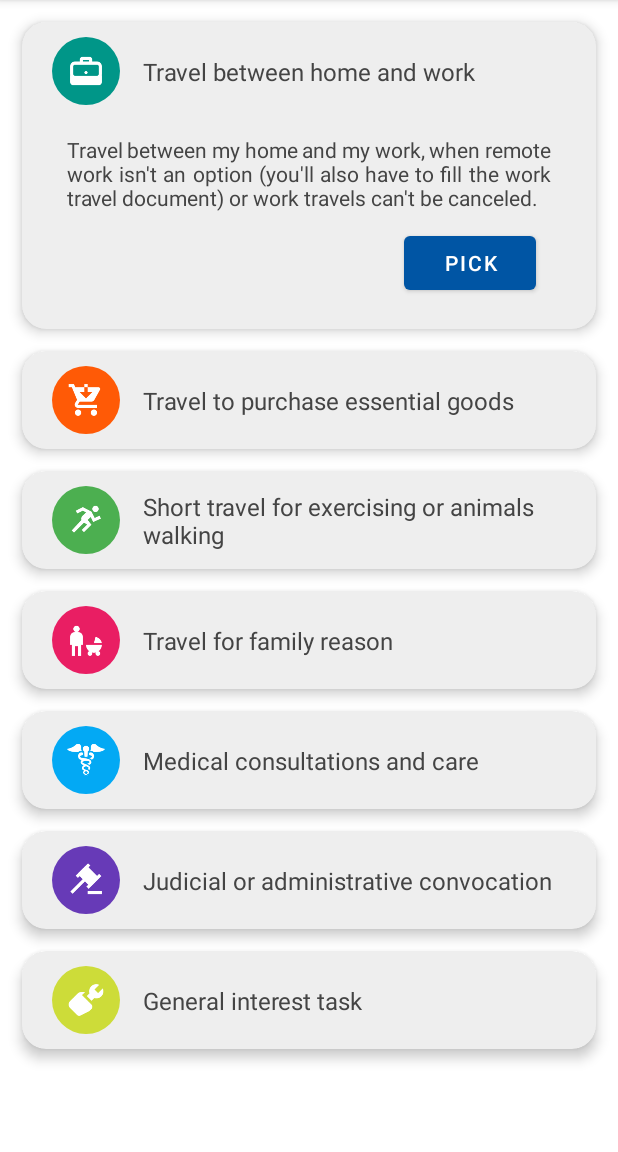
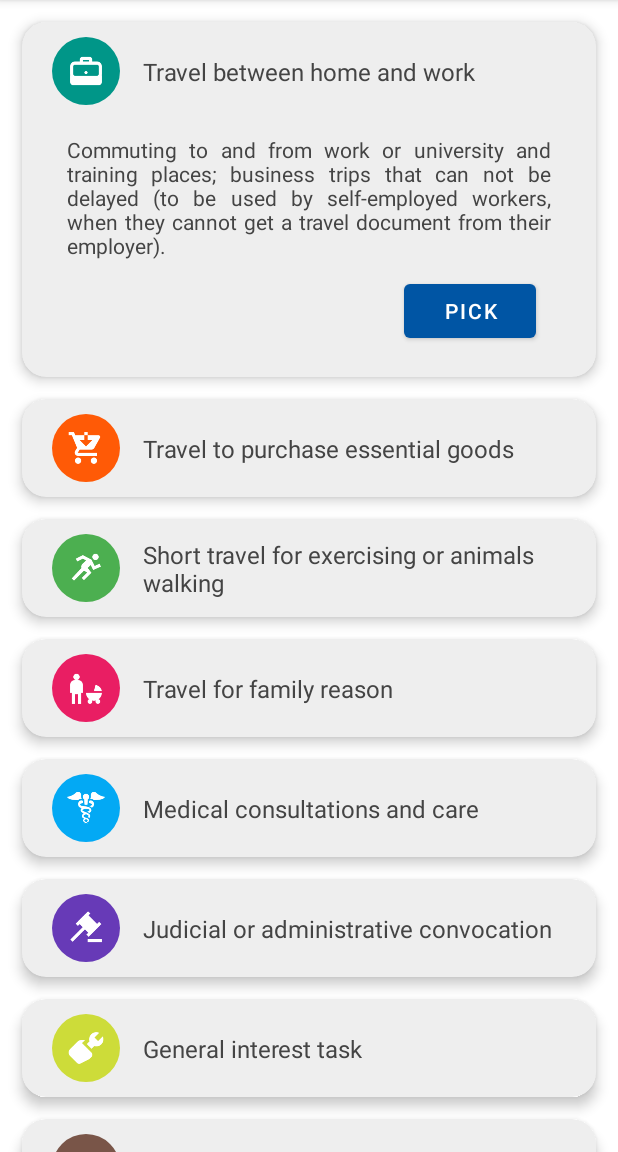
Before and after one commit to PeredurOmega/FrenchTravelCertificate, an Android app: the ReasonPickerFragment screen opened directly, with no data from a screen before it, after a tap on "Travel between home and work", on a phone screen of 412 x 824 dp, the part 84-1236 px from its top. Run offline under Robolectric (Android 15) with nearby library versions, the phone set to English and light mode, and no system bars.

Commit message:
Updating available reasons

```diff
--- a/app/src/main/java/com/pi/certificate/objects/Reasons.kt
+++ b/app/src/main/java/com/pi/certificate/objects/Reasons.kt
@@ -1,6 +1,7 @@
 package com.pi.certificate.objects
 
 import android.content.res.Resources
+import android.graphics.Color
 import com.pi.certificate.R
 
 /**
@@ -14,7 +15,7 @@ class Reasons(private val resources: Resources) {
      * Number of reasons contained. Should match the number of reasons on the "paper" certificate
      * provided by the French Ministry of Home Affairs.
      */
-    private val size = 7
+    private val size = 9
 
     /**
      * [Array] created by using [Reasons#getReason]. The size of this [Array] matches
@@ -46,9 +47,15 @@ class Reasons(private val resources: Resources) {
             5 -> Reason(resources.getString(R.string.judicial_or_administrative_reason_short_name),
                 resources.getString(R.string.judicial_or_administrative_reason_description),
                 "law_96px", -0x98c549, 5, "judiciaire")
-            else -> Reason(resources.getString(R.string.general_interest_task_reason_short_name),
+            6 -> Reason(resources.getString(R.string.general_interest_task_reason_short_name),
                 resources.getString(R.string.general_interest_task_reason_description),
                 "work_96px",  -0x3223c7, 6, "missions")
+            7 -> Reason(resources.getString(R.string.handicap_reason_short_name),
+                resources.getString(R.string.handicap_reason_description),
+                "wheelchair_96px",  -8825528, 7, "handicap")
+            else -> Reason(resources.getString(R.string.school_reason_short_name),
+                resources.getString(R.string.school_reason_description),
+                "crosswalk_96px",  -769226, 8, "school")
         }
     }
 
--- a/app/src/main/res/values/strings.xml
+++ b/app/src/main/res/values/strings.xml
@@ -77,22 +77,32 @@
     <string name="judicial_or_administrative_reason_short_name">Judicial or administrative
         convocation</string>
     <string name="general_interest_task_reason_short_name">General interest task</string>
-    <string name="work_reason_description">Travel between my home and my work, when remote work
-        isn\'t an option (you\'ll also have to fill the work travel document) or work travels
-        can\'t be canceled.</string>
-    <string name="purchase_of_necessities_reason_description">Travel to purchase essential goods
-        within the nearest authorized facilities (list available at gouvernement.fr).</string>
-    <string name="health_reason_description">Travels for medical consultations that can\'t be done
-        remotely.</string>
-    <string name="family_reason_description">Travels for family reasons, to assist vulnerable
-        individuals, or for child care.</string>
-    <string name="sports_or_animals_reason_description">Short travels, close to home, for
-        individual physical activity (excluding group sports or proximity with other individuals),
-        or for walking pets.</string>
+    <string name="handicap_reason_short_name">Disability</string>
+    <string name="school_reason_short_name">School and extracurricular activities</string>
+    <string name="work_reason_description">Commuting to and from work or university and training
+        places; business trips that can not be delayed (to be used by self-employed workers, when
+        they cannot get a travel document from their employer).</string>
+    <string name="purchase_of_necessities_reason_description">Running necessary errands to purchase
+        items for professional activity, or basic commodities (including the acquisition of free
+        commodities (food distribution, etc.) and trips related to the receipt of social benefits
+        and cash withdrawals) available in the businesses allowed to provide service, order
+        withdrawal or home deliveries.</string>
+    <string name="health_reason_description">Consults and provision of care that cannot be done
+        remotely; medication purchase.</string>
+    <string name="family_reason_description">Imperative family reasons, assisting vulnerable
+        persons, persons in a precarious situation or taking care of children.</string>
+    <string name="sports_or_animals_reason_description">Individual outdoor exercise (collective
+        physical activity is not allowed), walking out with only the people living in the same
+        household or walking out a pet, within 1km of one\'s place of residence and for one
+        hour.</string>
     <string name="judicial_or_administrative_reason_description">Judicial or administrative
-        convocation.</string>
-    <string name="general_interest_task_reason_description">Participation to general interest
-        missions commissioned by an administrative authority.</string>
+        summons; appointment to public service offices.</string>
+    <string name="general_interest_task_reason_description">Participating in a mission of general
+        interest upon request from an administrative authority.</string>
+    <string name="handicap_reason_description">Persons with a disability and their accompanying
+        person.</string>
+    <string name="school_reason_description">Taking children to and picking them up from school or
+        after-school activity.</string>
     <string name="create_certificate">Create certificate</string>
     <string name="create_a_certificate">Create a certificate</string>
     <string name="fill_certificate">Fill certificate</string>
```
Also changed, not shown: app/src/main/res/drawable/crosswalk_96px.png (added), app/src/main/res/drawable/wheelchair_96px.png (added), 1 other file.
